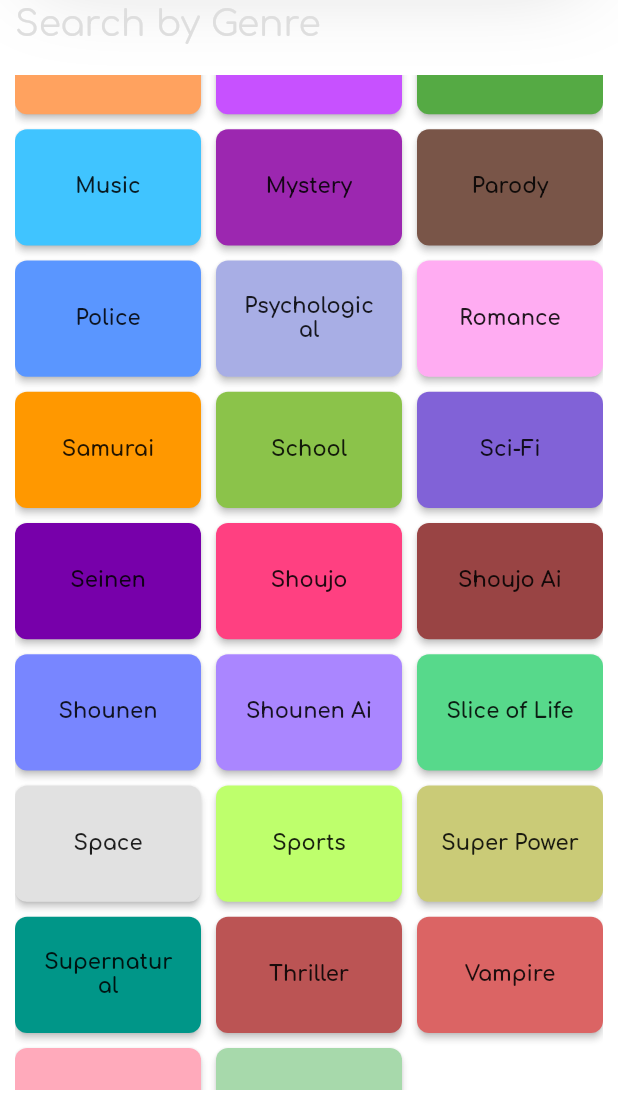
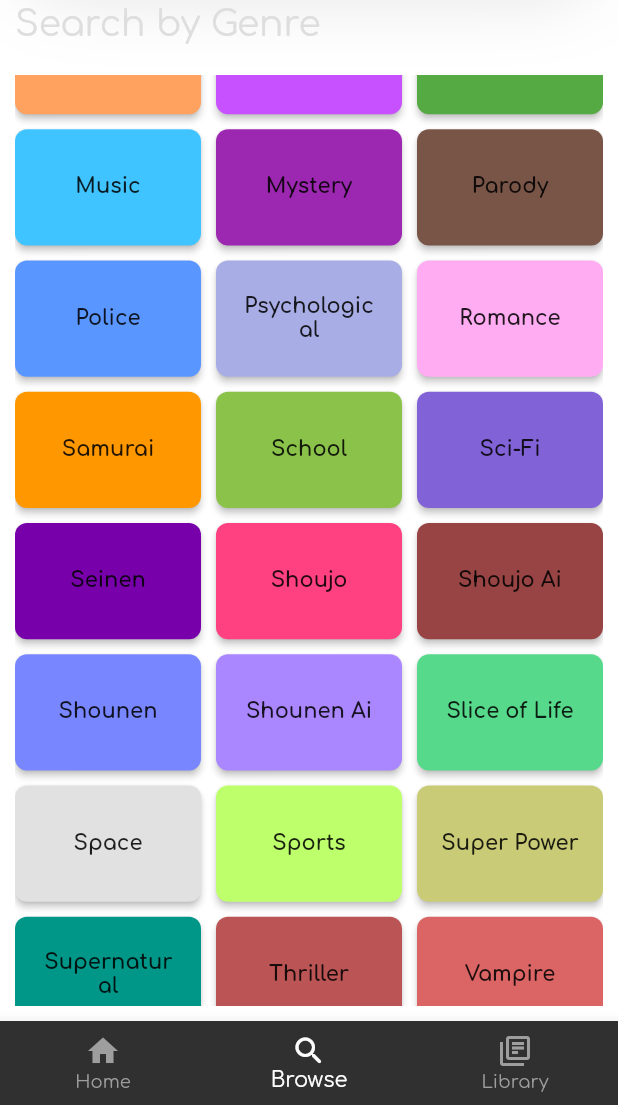
Before and after one commit to oldpilluwu/boku.gg, a Flutter app: the BrowsePage screen opened directly, scrolled down 576 dp, on a phone screen of 412 x 824 dp, the part 131-1236 px from its top. Run offline on Flutter 3.47's test engine with Material 2 defaults, Android fonts, the light colour scheme and no system bars; our stand-ins replace cached_network_image, get, video_player, wakelock; network calls fail.

Commit message:
Added Navigation Bar (with functionality) and edited some layouts

```diff
--- a/lib/main.dart
+++ b/lib/main.dart
@@ -4,6 +4,7 @@ import 'package:boku_gg/views/browse_page.dart';
 import 'package:boku_gg/views/home_page.dart';
 import 'package:boku_gg/views/placeholder_page.dart';
 import 'package:boku_gg/views/search_result.dart';
+import 'package:boku_gg/views/tab_bar_home_page.dart';
 import 'package:flutter/material.dart';
 import 'package:get/get.dart';
 
@@ -24,7 +25,7 @@ class MyApp extends StatelessWidget {
           primarySwatch: Colors.blue,
           brightness: Brightness.dark,
           fontFamily: 'Comfortaa'),
-      home: BrowsePage(),
+      home: TabBarHomePage(),
     );
   }
 }
--- a/lib/views/search_result.dart
+++ b/lib/views/search_result.dart
@@ -5,6 +5,7 @@ import 'package:boku_gg/models/anime_display_model.dart';
 
 import 'package:boku_gg/widgets/listed_anime.dart';
 import 'package:boku_gg/widgets/loading.dart';
+import 'package:boku_gg/widgets/navigation_bar.dart';
 import 'package:boku_gg/widgets/search_bar.dart';
 import 'package:flutter/cupertino.dart';
 import 'package:flutter/material.dart';
@@ -25,6 +26,7 @@ class SearchResultPage extends StatelessWidget {
     return Scaffold(
       backgroundColor: Colors.white12,
       body: _buildContent(),
+        bottomNavigationBar: NagivationBar(index: 1)
     );
   }
 
--- a/lib/views/tab_bar_home_page.dart
+++ b/lib/views/tab_bar_home_page.dart
@@ -1,12 +1,15 @@
 import 'package:boku_gg/commons/color_palette.dart';
 import 'package:boku_gg/commons/controller.dart';
 import 'package:boku_gg/widgets/anime_display_view.dart';
+import 'package:boku_gg/widgets/navigation_bar.dart';
 import 'package:flutter/material.dart';
 
 class TabBarHomePage extends StatelessWidget {
   @override
   Widget build(BuildContext context) {
-    return DefaultTabController(
+    return Scaffold(
+      bottomNavigationBar: NagivationBar(index: 0),
+      body: DefaultTabController(
         length: 2,
         child: Scaffold(
             appBar: AppBar(
@@ -61,6 +64,7 @@ class TabBarHomePage extends StatelessWidget {
                 ),
               ],
             )),
+      ),
     );
   }
 }
--- a/lib/views/video_player_page.dart
+++ b/lib/views/video_player_page.dart
@@ -59,7 +59,7 @@ class _VideoPlayerPageState extends State<VideoPlayerPage> {
   @override
   Widget build(BuildContext context) {
     return Scaffold(
-        backgroundColor: Color(0xff282828),
+        backgroundColor: Colors.black,
         body: VideoPlayerWidget(controller: controller));
   }
 }
--- a/lib/widgets/navigation_bar.dart
+++ b/lib/widgets/navigation_bar.dart
@@ -0,0 +1,44 @@
+import 'package:boku_gg/views/browse_page.dart';
+import 'package:boku_gg/views/tab_bar_home_page.dart';
+import 'package:flutter/material.dart';
+import 'package:get/get.dart';
+
+class NagivationBar extends BottomNavigationBar {
+  NagivationBar({
+    required int index,
+    Color bgColor = Colors.black26,
+    Color unselectedColor = Colors.grey,
+    Color selectedColor = Colors.white,
+  }) :
+        super(
+        onTap: (int index) {
+          if (index == 0) {
+            Get.to(() => TabBarHomePage());
+          }
+
+          else if(index == 1) {
+            Get.to(() => BrowsePage());
+          }
+        },
+        unselectedItemColor: unselectedColor,
+        selectedItemColor: selectedColor,
+        currentIndex: index,
+        items: [
+          BottomNavigationBarItem(
+            icon: Icon(Icons.home),
+            label: "Home",
+            backgroundColor: bgColor,
+          ),
+          BottomNavigationBarItem(
+            icon: Icon(Icons.search_rounded),
+            label: "Browse",
+            backgroundColor: bgColor,
+          ),
+          BottomNavigationBarItem(
+            icon: Icon(Icons.library_books_outlined),
+            label: "Library",
+            backgroundColor: bgColor,
+          ),
+        ],
+      );
+}
```
Also changed, not shown: lib/controllers/search_controller.dart (+15 -5 lines), lib/views/browse_page.dart (+5 -2 lines), lib/widgets/video_player_overlay.dart (+3 -6 lines). Lines whose indentation alone changed are shown as unchanged.
